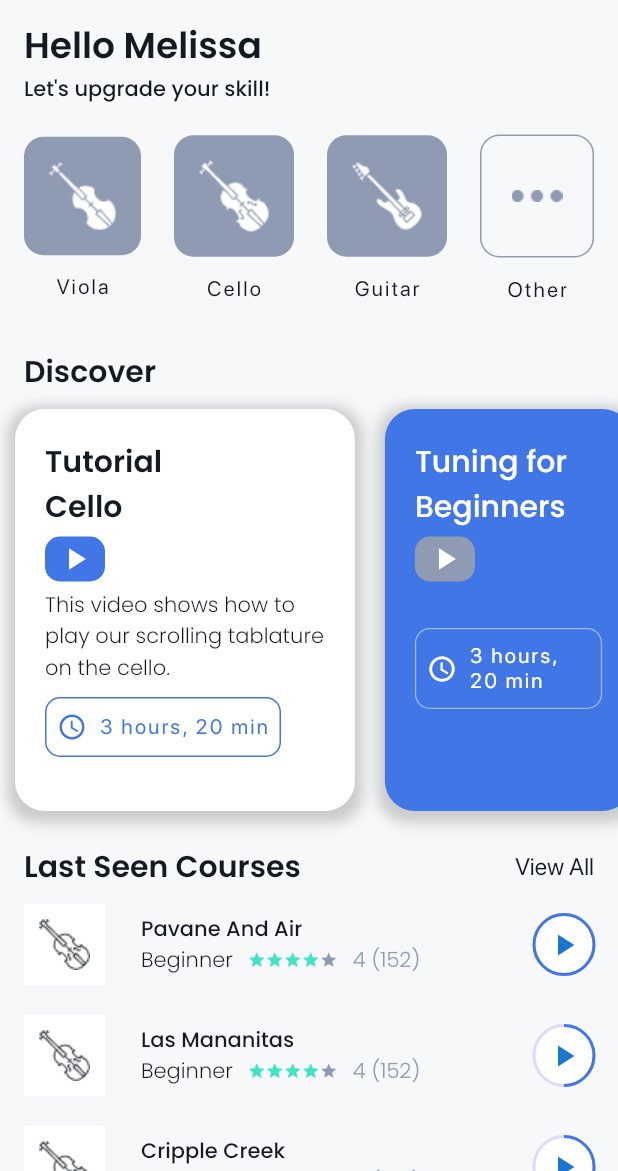
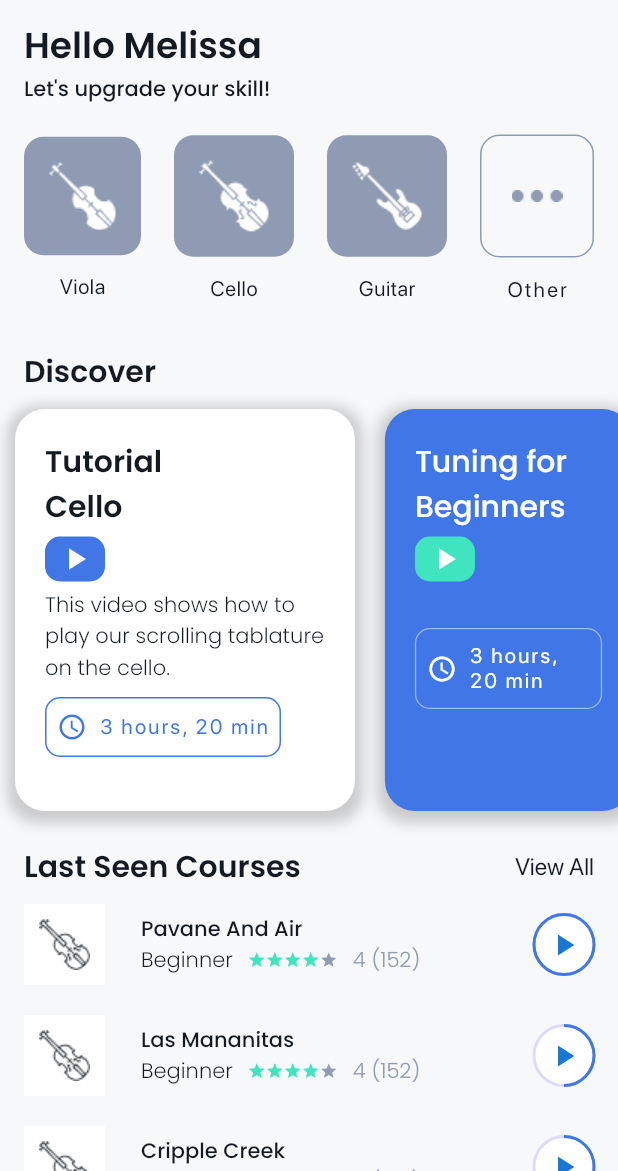
Before and after one commit to ahmetsarac/stringclub, a Flutter app: the HomeView screen opened directly, on a phone screen of 412 x 824 dp, the part 65-1236 px from its top. Run offline on Flutter 3.47's test engine with Material 2 defaults, Android fonts, the phone set to English and light mode, and no system bars.

```diff
--- a/lib/main.dart
+++ b/lib/main.dart
@@ -1,5 +1,5 @@
 import 'package:flutter/material.dart';
-import 'package:stringclub/views/song_view.dart';
+import '/views/song_view.dart';
 import 'views/instrument_view.dart';
 import 'views/login_view.dart';
 import 'views/home_view.dart';
@@ -15,7 +15,7 @@ class StringClub extends StatelessWidget {
     return MaterialApp(
       title: 'StringClub',
       theme: AppTheme.appTheme,
-      home: const SongView(),
+      home: const HomeView(),
     );
   }
 }
--- a/lib/widgets/home_view/discover_item.dart
+++ b/lib/widgets/home_view/discover_item.dart
@@ -55,7 +55,7 @@ class DiscoverItem extends StatelessWidget {
             decoration: BoxDecoration(
               color: isSelected
                   ? AppTheme.colors['blue']
-                  : AppTheme.colors['grey'],
+                  : AppTheme.colors['green'],
               borderRadius: BorderRadius.circular(10.0),
             ),
           ),
--- a/lib/widgets/home_view/instrument_item.dart
+++ b/lib/widgets/home_view/instrument_item.dart
@@ -29,7 +29,10 @@ class InstrumentItem extends StatelessWidget {
           ),
           Text(
             instrumentName,
-            style: Theme.of(context).textTheme.labelSmall,
+            style: Theme.of(context)
+                .textTheme
+                .labelSmall!
+                .copyWith(letterSpacing: 0.4),
           ),
         ],
       ),
```
Also changed, not shown: assets/images/ss1.png (added), assets/images/ss2.png (added), assets/images/ss3.png (added), assets/images/ss4.png (added), 1 other file.
